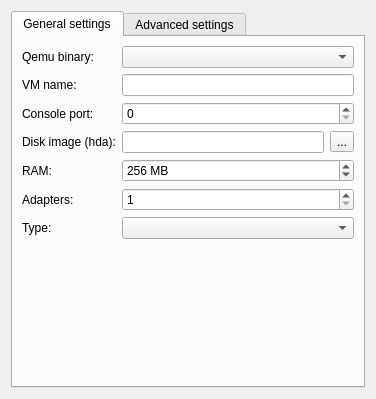
This is gns3/modules/qemu/ui/qemu_vm_configuration_page.ui in GNS3/gns3-gui as Qt 5 draws it before an edit. The edited form follows.
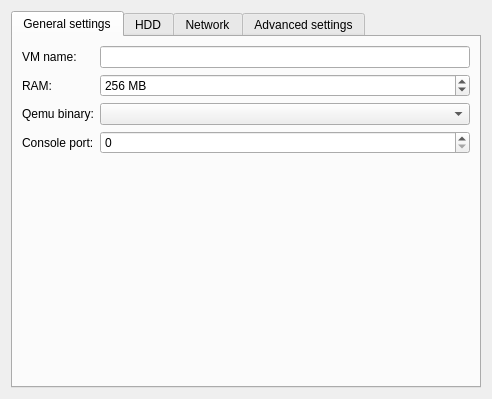
This is the edited form.

Patch:
```diff
--- a/gns3/modules/qemu/ui/qemu_vm_configuration_page.ui
+++ b/gns3/modules/qemu/ui/qemu_vm_configuration_page.ui
@@ -6,7 +6,7 @@
    <rect>
     <x>0</x>
     <y>0</y>
-    <width>376</width>
+    <width>492</width>
     <height>399</height>
    </rect>
   </property>
@@ -24,79 +24,68 @@
        <string>General settings</string>
       </attribute>
       <layout class="QGridLayout" name="gridLayout_4">
-       <item row="0" column="0">
+       <item row="2" column="0" colspan="2">
         <widget class="QLabel" name="uiQemuListLabel">
          <property name="text">
           <string>Qemu binary:</string>
          </property>
         </widget>
        </item>
-       <item row="0" column="1">
-        <widget class="QComboBox" name="uiQemuListComboBox">
-         <property name="sizePolicy">
-          <sizepolicy hsizetype="Expanding" vsizetype="Fixed">
-           <horstretch>0</horstretch>
-           <verstretch>0</verstretch>
-          </sizepolicy>
-         </property>
-        </widget>
-       </item>
-       <item row="1" column="0">
-        <widget class="QLabel" name="uiNameLabel">
-         <property name="text">
-          <string>VM name:</string>
-         </property>
-        </widget>
-       </item>
-       <item row="1" column="1">
+       <item row="0" column="2">
         <widget class="QLineEdit" name="uiNameLineEdit"/>
        </item>
-       <item row="2" column="0">
+       <item row="4" column="1" colspan="2">
+        <spacer name="spacer">
+         <property name="orientation">
+          <enum>Qt::Vertical</enum>
+         </property>
+         <property name="sizeHint" stdset="0">
+          <size>
+           <width>263</width>
+           <height>94</height>
+          </size>
+         </property>
+        </spacer>
+       </item>
+       <item row="2" column="2">
+        <widget class="QComboBox" name="uiQemuListComboBox">
+         <property name="sizePolicy">
+          <sizepolicy hsizetype="Expanding" vsizetype="Fixed">
+           <horstretch>0</horstretch>
+           <verstretch>0</verstretch>
+          </sizepolicy>
+         </property>
+        </widget>
+       </item>
+       <item row="3" column="2">
+        <widget class="QSpinBox" name="uiConsolePortSpinBox">
+         <property name="maximum">
+          <number>65535</number>
+         </property>
+        </widget>
+       </item>
+       <item row="3" column="0" colspan="2">
         <widget class="QLabel" name="uiConsolePortLabel">
          <property name="text">
           <string>Console port:</string>
          </property>
         </widget>
        </item>
-       <item row="2" column="1">
-        <widget class="QSpinBox" name="uiConsolePortSpinBox">
-         <property name="maximum">
-          <number>65535</number>
-         </property>
-        </widget>
-       </item>
-       <item row="3" column="0">
-        <widget class="QLabel" name="uiHdaDiskImageLabel">
+       <item row="0" column="0">
+        <widget class="QLabel" name="uiNameLabel">
          <property name="text">
-          <string>Disk image (hda):</string>
+          <string>VM name:</string>
          </property>
         </widget>
        </item>
-       <item row="3" column="1">
-        <layout class="QHBoxLayout" name="horizontalLayout_6">
-         <item>
-          <widget class="QLineEdit" name="uiHdaDiskImageLineEdit"/>
-         </item>
-         <item>
-          <widget class="QToolButton" name="uiHdaDiskImageToolButton">
-           <property name="text">
-            <string>...</string>
-           </property>
-           <property name="toolButtonStyle">
-            <enum>Qt::ToolButtonTextOnly</enum>
-           </property>
-          </widget>
-         </item>
-        </layout>
-       </item>
-       <item row="4" column="0">
+       <item row="1" column="0">
         <widget class="QLabel" name="uiRamLabel">
          <property name="text">
           <string>RAM:</string>
          </property>
         </widget>
        </item>
-       <item row="4" column="1">
+       <item row="1" column="2">
         <widget class="QSpinBox" name="uiRamSpinBox">
          <property name="suffix">
           <string> MB</string>
@@ -112,15 +101,96 @@
          </property>
         </widget>
        </item>
-       <item row="5" column="0">
+      </layout>
+     </widget>
+     <widget class="QWidget" name="tab_3">
+      <attribute name="title">
+       <string>HDD</string>
+      </attribute>
+      <layout class="QGridLayout" name="gridLayout_7">
+       <item row="0" column="0">
+        <widget class="QLabel" name="uiHdaDiskImageLabel">
+         <property name="text">
+          <string>Disk image (hda):</string>
+         </property>
+        </widget>
+       </item>
+       <item row="0" column="1">
+        <layout class="QHBoxLayout" name="horizontalLayout_8">
+         <item>
+          <widget class="QLineEdit" name="uiHdaDiskImageLineEdit"/>
+         </item>
+         <item>
+          <widget class="QToolButton" name="uiHdaDiskImageToolButton">
+           <property name="text">
+            <string>Browse...</string>
+           </property>
+           <property name="toolButtonStyle">
+            <enum>Qt::ToolButtonTextOnly</enum>
+           </property>
+          </widget>
+         </item>
+        </layout>
+       </item>
+       <item row="1" column="0">
+        <widget class="QLabel" name="uiHdbDiskImageLabel">
+         <property name="text">
+          <string>Disk image (hdb):</string>
+         </property>
+        </widget>
+       </item>
+       <item row="1" column="1">
+        <layout class="QHBoxLayout" name="horizontalLayout_4">
+         <item>
+          <widget class="QLineEdit" name="uiHdbDiskImageLineEdit"/>
+         </item>
+         <item>
+          <widget class="QToolButton" name="uiHdbDiskImageToolButton">
+           <property name="text">
+            <string>Browse...</string>
+           </property>
+           <property name="toolButtonStyle">
+            <enum>Qt::ToolButtonTextOnly</enum>
+           </property>
+          </widget>
+         </item>
+        </layout>
+       </item>
+       <item row="2" column="0" colspan="2">
+        <spacer name="spacer_3">
+         <property name="orientation">
+          <enum>Qt::Vertical</enum>
+         </property>
+         <property name="sizeHint" stdset="0">
+          <size>
+           <width>438</width>
+           <height>257</height>
+          </size>
+         </property>
+        </spacer>
+       </item>
+      </layout>
+     </widget>
+     <widget class="QWidget" name="tab_7">
+      <attribute name="title">
+       <string>Network</string>
+      </attribute>
+      <layout class="QGridLayout" name="gridLayout_8">
+       <item row="0" column="0">
         <widget class="QLabel" name="uiAdaptersLabel">
          <property name="text">
           <string>Adapters:</string>
          </property>
         </widget>
        </item>
-       <item row="5" column="1">
+       <item row="0" column="1">
         <widget class="QSpinBox" name="uiAdaptersSpinBox">
+         <property name="sizePolicy">
+          <sizepolicy hsizetype="Expanding" vsizetype="Fixed">
+           <horstretch>0</horstretch>
+           <verstretch>0</verstretch>
+          </sizepolicy>
+         </property>
          <property name="minimum">
           <number>1</number>
          </property>
@@ -129,14 +199,14 @@
          </property>
         </widget>
        </item>
-       <item row="6" column="0">
+       <item row="1" column="0">
         <widget class="QLabel" name="uiAdapterTypesLabel">
          <property name="text">
           <string>Type:</string>
          </property>
         </widget>
        </item>
-       <item row="6" column="1">
+       <item row="1" column="1" colspan="2">
         <widget class="QComboBox" name="uiAdapterTypesComboBox">
          <property name="sizePolicy">
           <sizepolicy hsizetype="Expanding" vsizetype="Fixed">
@@ -146,15 +216,15 @@
          </property>
         </widget>
        </item>
-       <item row="7" column="0" colspan="2">
-        <spacer name="spacer">
+       <item row="2" column="1">
+        <spacer name="verticalSpacer_3">
          <property name="orientation">
           <enum>Qt::Vertical</enum>
          </property>
          <property name="sizeHint" stdset="0">
           <size>
-           <width>263</width>
-           <height>94</height>
+           <width>20</width>
+           <height>261</height>
           </size>
          </property>
         </spacer>
```
Left out of the diff: 45 changed lines with no effect on the pictures.
